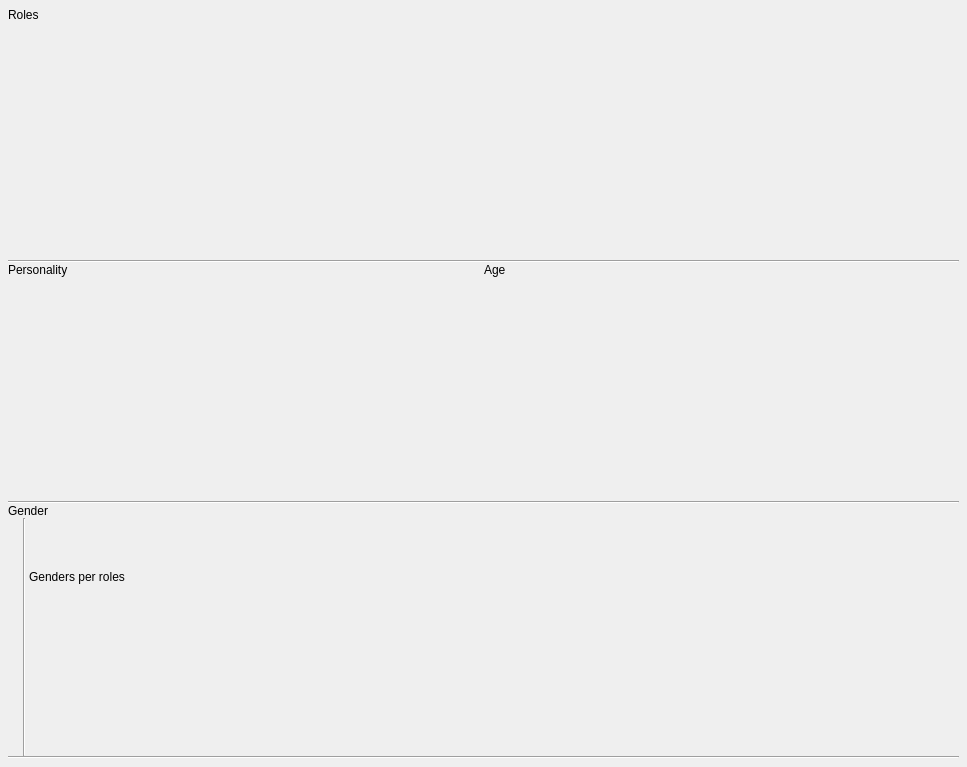
Before: the Qt Designer form ui/report/character_report.ui in zkovari/plotlyst, drawn with Qt 5.
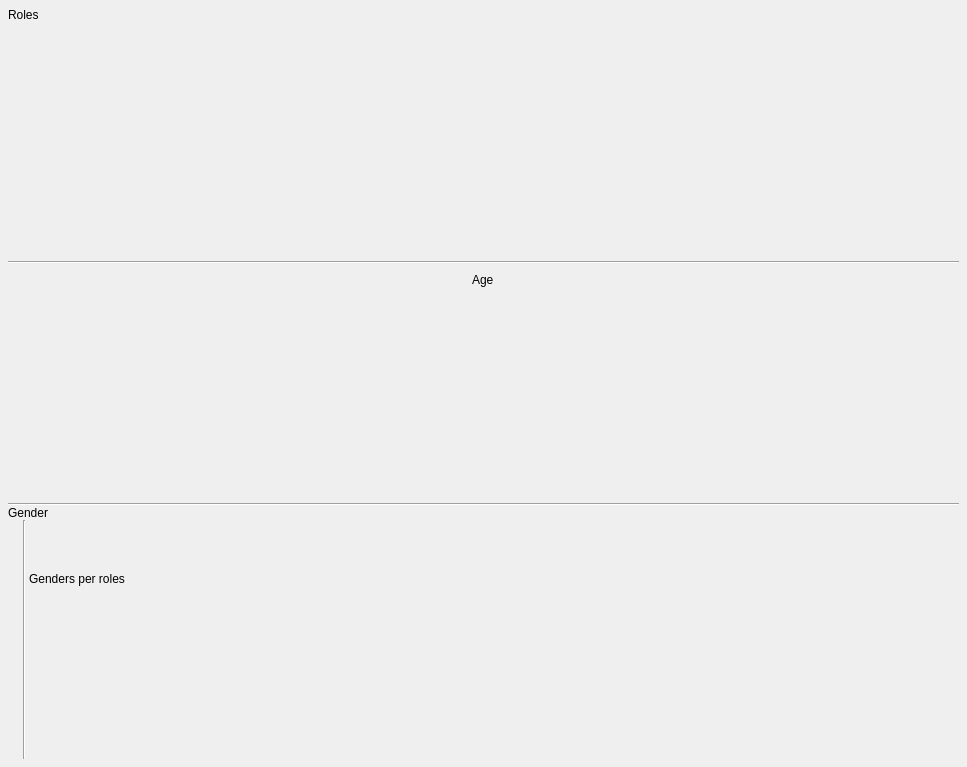
After: the same form once the commit is applied.

Commit message: Add back characters report

The edit to the form file:
```diff
--- a/ui/report/character_report.ui
+++ b/ui/report/character_report.ui
@@ -58,49 +58,9 @@
    <item>
     <layout class="QHBoxLayout" name="horizontalLayout">
      <item>
-      <layout class="QVBoxLayout" name="verticalLayout_2">
-       <item>
-        <widget class="QLabel" name="label_2">
-         <property name="sizePolicy">
-          <sizepolicy hsizetype="Preferred" vsizetype="Maximum">
-           <horstretch>0</horstretch>
-           <verstretch>0</verstretch>
-          </sizepolicy>
-         </property>
-         <property name="text">
-          <string>Personality</string>
-         </property>
-         <property name="h2" stdset="0">
-          <bool>true</bool>
-         </property>
-        </widget>
-       </item>
-       <item>
-        <widget class="QWidget" name="wdgPersonality" native="true">
-         <layout class="QVBoxLayout" name="verticalLayout_4">
-          <property name="spacing">
-           <number>3</number>
-          </property>
-          <property name="leftMargin">
-           <number>15</number>
-          </property>
-          <property name="topMargin">
-           <number>0</number>
-          </property>
-          <property name="rightMargin">
-           <number>0</number>
-          </property>
-          <property name="bottomMargin">
-           <number>0</number>
-          </property>
-         </layout>
-        </widget>
-       </item>
-      </layout>
-     </item>
-     <item>
+      <widget class="QWidget" name="" native="true">
       <layout class="QVBoxLayout" name="verticalLayout_3">
-       <item>
+        <item alignment="Qt::AlignHCenter">
         <widget class="QLabel" name="label_3">
          <property name="sizePolicy">
           <sizepolicy hsizetype="Preferred" vsizetype="Maximum">
@@ -116,10 +76,11 @@
          </property>
         </widget>
        </item>
-       <item>
+        <item alignment="Qt::AlignHCenter">
         <widget class="QWidget" name="wdgAge" native="true"/>
        </item>
       </layout>
+      </widget>
      </item>
     </layout>
    </item>
@@ -204,13 +165,6 @@
      </layout>
     </widget>
    </item>
-   <item>
-    <widget class="Line" name="line_2">
-     <property name="orientation">
-      <enum>Qt::Horizontal</enum>
-     </property>
-    </widget>
-   </item>
   </layout>
  </widget>
  <resources/>
```
Lines whose indentation alone changed are shown as unchanged. The commit also changes 2 other files.
